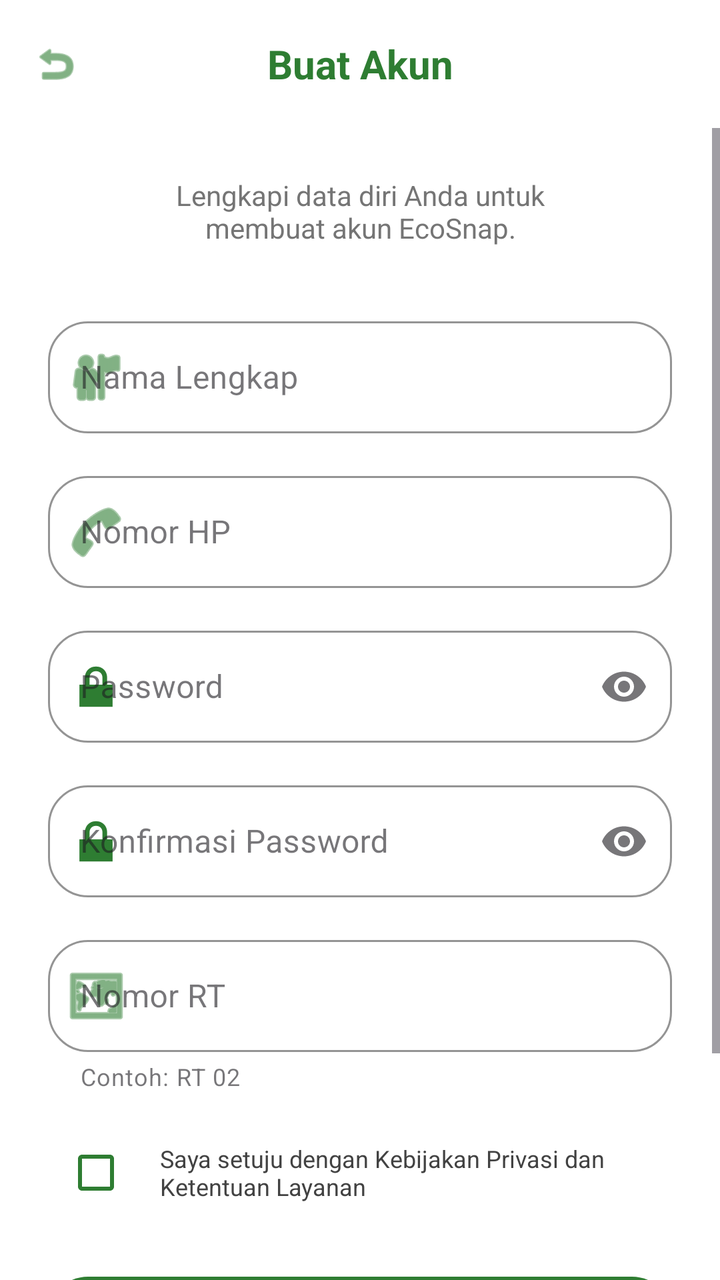
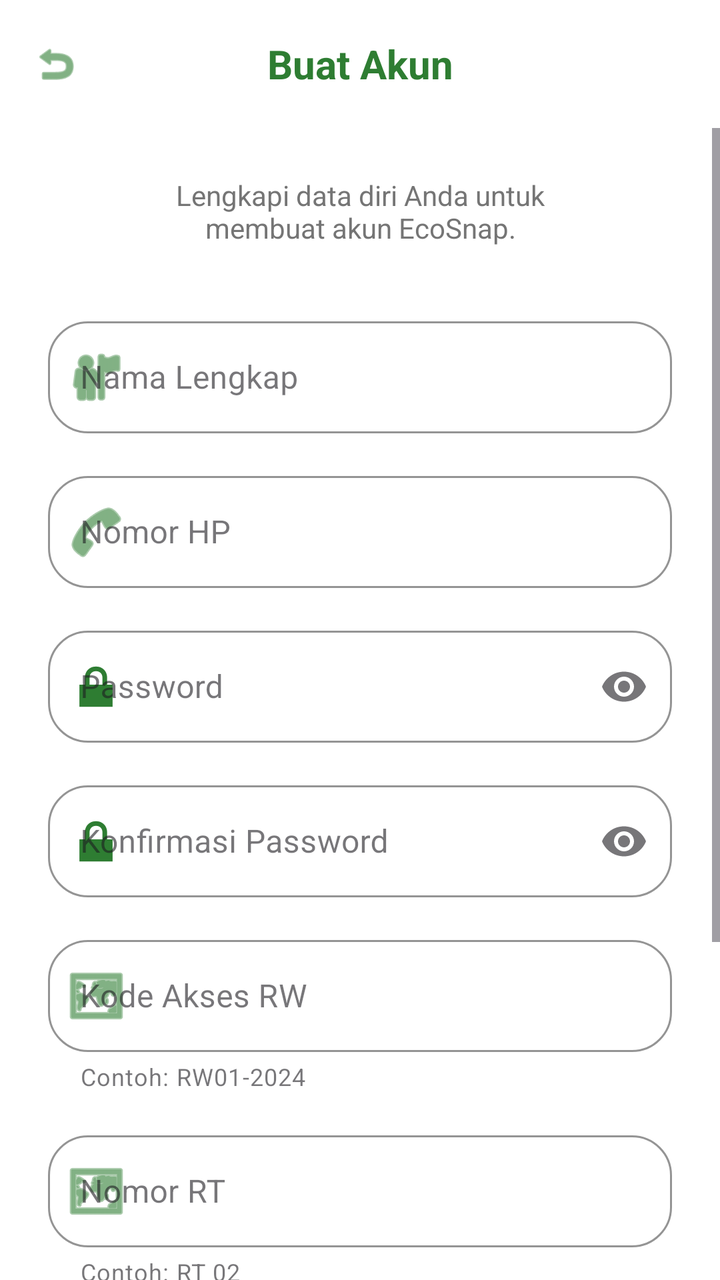

The first picture is an Android layout as it rendered before a commit; the second is the same layout after the commit. The layout source and the unified diff follow.
<!-- AndroidManifest.xml: application theme Theme.EcoSnap -->
<!-- res/layout/activity_register.xml -->
<?xml version="1.0" encoding="utf-8"?>
<LinearLayout xmlns:android="http://schemas.android.com/apk/res/android"
    xmlns:app="http://schemas.android.com/apk/res-auto"
    android:layout_width="match_parent"
    android:layout_height="match_parent"
    android:background="#FFFFFF"
    android:orientation="vertical">

    
    <LinearLayout
        android:layout_width="match_parent"
        android:layout_height="?attr/actionBarSize"
        android:gravity="center_vertical"
        android:orientation="horizontal"
        android:paddingStart="16dp"
        android:paddingEnd="16dp">

        <ImageView
            android:id="@+id/btnBack"
            android:layout_width="24dp"
            android:layout_height="24dp"
            android:src="@android:drawable/ic_menu_revert"
            app:tint="#2E7D32" />

        <TextView
            android:layout_width="0dp"
            android:layout_height="wrap_content"
            android:layout_weight="1"
            android:layout_marginEnd="24dp"
            android:gravity="center"
            android:text="Buat Akun"
            android:textColor="#2E7D32"
            android:textSize="20sp"
            android:textStyle="bold" />
    </LinearLayout>

    <ScrollView
        android:layout_width="match_parent"
        android:layout_height="0dp"
        android:layout_weight="1"
        android:fillViewport="true"
        android:overScrollMode="never">

        <LinearLayout
            android:layout_width="match_parent"
            android:layout_height="wrap_content"
            android:orientation="vertical"
            android:padding="24dp">

            <TextView
                android:layout_width="match_parent"
                android:layout_height="wrap_content"
                android:gravity="center"
                android:text="Lengkapi data diri Anda untuk&#10;membuat akun EcoSnap."
                android:textColor="#757575"
                android:textSize="14sp" />

            
            <com.google.android.material.textfield.TextInputLayout
                style="@style/Widget.MaterialComponents.TextInputLayout.OutlinedBox"
                android:layout_width="match_parent"
                android:layout_height="wrap_content"
                android:layout_marginTop="32dp"
                android:hint="Nama Lengkap"
                app:boxBackgroundColor="#FFFFFF"
                app:boxCornerRadiusBottomEnd="20dp"
                app:boxCornerRadiusBottomStart="20dp"
                app:boxCornerRadiusTopEnd="20dp"
                app:boxCornerRadiusTopStart="20dp"
                app:boxStrokeColor="#E0E0E0"
                app:startIconDrawable="@android:drawable/ic_menu_myplaces"
                app:startIconTint="#2E7D32">

                <com.google.android.material.textfield.TextInputEditText
                    android:id="@+id/etNama"
                    android:layout_width="match_parent"
                    android:layout_height="56dp"
                    android:inputType="textPersonName" />
            </com.google.android.material.textfield.TextInputLayout>

            
            <com.google.android.material.textfield.TextInputLayout
                style="@style/Widget.MaterialComponents.TextInputLayout.OutlinedBox"
                android:layout_width="match_parent"
                android:layout_height="wrap_content"
                android:layout_marginTop="16dp"
                android:hint="Nomor HP"
                app:boxBackgroundColor="#FFFFFF"
                app:boxCornerRadiusBottomEnd="20dp"
                app:boxCornerRadiusBottomStart="20dp"
                app:boxCornerRadiusTopEnd="20dp"
                app:boxCornerRadiusTopStart="20dp"
                app:boxStrokeColor="#E0E0E0"
                app:startIconDrawable="@android:drawable/ic_menu_call"
                app:startIconTint="#2E7D32">

                <com.google.android.material.textfield.TextInputEditText
                    android:id="@+id/etNomorHp"
                    android:layout_width="match_parent"
                    android:layout_height="56dp"
                    android:inputType="phone" />
            </com.google.android.material.textfield.TextInputLayout>

            
            <com.google.android.material.textfield.TextInputLayout
                style="@style/Widget.MaterialComponents.TextInputLayout.OutlinedBox"
                android:layout_width="match_parent"
                android:layout_height="wrap_content"
                android:layout_marginTop="16dp"
                android:hint="Password"
                app:boxBackgroundColor="#FFFFFF"
                app:boxCornerRadiusBottomEnd="20dp"
                app:boxCornerRadiusBottomStart="20dp"
                app:boxCornerRadiusTopEnd="20dp"
                app:boxCornerRadiusTopStart="20dp"
                app:boxStrokeColor="#E0E0E0"
                app:endIconMode="password_toggle"
                app:startIconDrawable="@android:drawable/ic_lock_lock"
                app:startIconTint="#2E7D32">

                <com.google.android.material.textfield.TextInputEditText
                    android:id="@+id/etPassword"
                    android:layout_width="match_parent"
                    android:layout_height="56dp"
                    android:inputType="textPassword" />
            </com.google.android.material.textfield.TextInputLayout>

            
            <com.google.android.material.textfield.TextInputLayout
                style="@style/Widget.MaterialComponents.TextInputLayout.OutlinedBox"
                android:layout_width="match_parent"
                android:layout_height="wrap_content"
                android:layout_marginTop="16dp"
                android:hint="Konfirmasi Password"
                app:boxBackgroundColor="#FFFFFF"
                app:boxCornerRadiusBottomEnd="20dp"
                app:boxCornerRadiusBottomStart="20dp"
                app:boxCornerRadiusTopEnd="20dp"
                app:boxCornerRadiusTopStart="20dp"
                app:boxStrokeColor="#E0E0E0"
                app:endIconMode="password_toggle"
                app:startIconDrawable="@android:drawable/ic_lock_lock"
                app:startIconTint="#2E7D32">

                <com.google.android.material.textfield.TextInputEditText
                    android:id="@+id/etPasswordConfirm"
                    android:layout_width="match_parent"
                    android:layout_height="56dp"
                    android:inputType="textPassword" />
            </com.google.android.material.textfield.TextInputLayout>

            
            <com.google.android.material.textfield.TextInputLayout
                style="@style/Widget.MaterialComponents.TextInputLayout.OutlinedBox"
                android:layout_width="match_parent"
                android:layout_height="wrap_content"
                android:layout_marginTop="16dp"
                android:hint="Nomor RT"
                app:helperText="Contoh: RT 02"
                app:boxBackgroundColor="#FFFFFF"
                app:boxCornerRadiusBottomEnd="20dp"
                app:boxCornerRadiusBottomStart="20dp"
                app:boxCornerRadiusTopEnd="20dp"
                app:boxCornerRadiusTopStart="20dp"
                app:boxStrokeColor="#E0E0E0"
                app:startIconDrawable="@android:drawable/ic_menu_mapmode"
                app:startIconTint="#2E7D32">

                <com.google.android.material.textfield.TextInputEditText
                    android:id="@+id/etRT"
                    android:layout_width="match_parent"
                    android:layout_height="56dp"
                    android:inputType="text" />
            </com.google.android.material.textfield.TextInputLayout>

            
            <LinearLayout
                android:layout_width="match_parent"
                android:layout_height="wrap_content"
                android:layout_marginTop="16dp"
                android:gravity="center_vertical"
                android:orientation="horizontal">

                <CheckBox
                    android:layout_width="wrap_content"
                    android:layout_height="wrap_content"
                    android:buttonTint="#2E7D32" />

                <TextView
                    android:layout_width="wrap_content"
                    android:layout_height="wrap_content"
                    android:layout_marginStart="8dp"
                    android:text="Saya setuju dengan Kebijakan Privasi dan Ketentuan Layanan"
                    android:textColor="#424242"
                    android:textSize="12sp" />
            </LinearLayout>

            
            <com.google.android.material.button.MaterialButton
                android:id="@+id/btnRegister"
                android:layout_width="match_parent"
                android:layout_height="56dp"
                android:layout_marginTop="24dp"
                android:text="Daftar Akun"
                android:textAllCaps="false"
                android:textColor="#FFFFFF"
                android:textStyle="bold"
                app:backgroundTint="#2E7D32"
                app:cornerRadius="20dp" />

            
            <TextView
                android:id="@+id/tvLogin"
                android:layout_width="wrap_content"
                android:layout_height="wrap_content"
                android:layout_gravity="center_horizontal"
                android:layout_marginTop="24dp"
                android:layout_marginBottom="24dp"
                android:text="Sudah punya akun? Login"
                android:textColor="#2E7D32"
                android:textStyle="bold" />

        </LinearLayout>
    </ScrollView>

</LinearLayout>
<!-- resources referenced by this layout -->
<resources>
  <style name="Theme.EcoSnap" parent="Base.Theme.EcoSnap" />
  <style name="Base.Theme.EcoSnap" parent="Theme.Material3.DayNight.NoActionBar">
          
          <item name="colorPrimary">@color/colorPrimary</item>
          <item name="colorPrimaryVariant">@color/colorPrimaryDark</item>
          <item name="colorOnPrimary">@color/white</item>
          <item name="colorSecondary">@color/colorAccent</item>
          <item name="colorSecondaryContainer">#C8E6C9</item>
          <item name="colorOnSecondaryContainer">#1B5E20</item>
          <item name="android:windowBackground">@color/eco_bg_soft</item>
          <item name="android:statusBarColor">@color/eco_bg_soft</item>
          <item name="android:windowLightStatusBar">true</item>
      </style>
  <color name="colorPrimary">#4CAF50</color>
  <color name="colorPrimaryDark">#1B5E20</color>
  <color name="white">#FFFFFFFF</color>
  <color name="colorAccent">#A5D6A7</color>
  <color name="eco_bg_soft">#F5F5F5</color>
</resources>

<!-- the commit's change to res/layout/activity_register.xml (unified diff, before → after) -->
@@ -155,6 +155,30 @@
                 android:layout_width="match_parent"
                 android:layout_height="wrap_content"
                 android:layout_marginTop="16dp"
+                android:hint="Kode Akses RW"
+                app:helperText="Contoh: RW01-2024"
+                app:boxBackgroundColor="#FFFFFF"
+                app:boxCornerRadiusBottomEnd="20dp"
+                app:boxCornerRadiusBottomStart="20dp"
+                app:boxCornerRadiusTopEnd="20dp"
+                app:boxCornerRadiusTopStart="20dp"
+                app:boxStrokeColor="#E0E0E0"
+                app:startIconDrawable="@android:drawable/ic_menu_mapmode"
+                app:startIconTint="#2E7D32">
+
+                <com.google.android.material.textfield.TextInputEditText
+                    android:id="@+id/etRW"
+                    android:layout_width="match_parent"
+                    android:layout_height="56dp"
+                    android:inputType="text" />
+            </com.google.android.material.textfield.TextInputLayout>
+
+            
+            <com.google.android.material.textfield.TextInputLayout
+                style="@style/Widget.MaterialComponents.TextInputLayout.OutlinedBox"
+                android:layout_width="match_parent"
+                android:layout_height="wrap_content"
+                android:layout_marginTop="16dp"
                 android:hint="Nomor RT"
                 app:helperText="Contoh: RT 02"
                 app:boxBackgroundColor="#FFFFFF"
